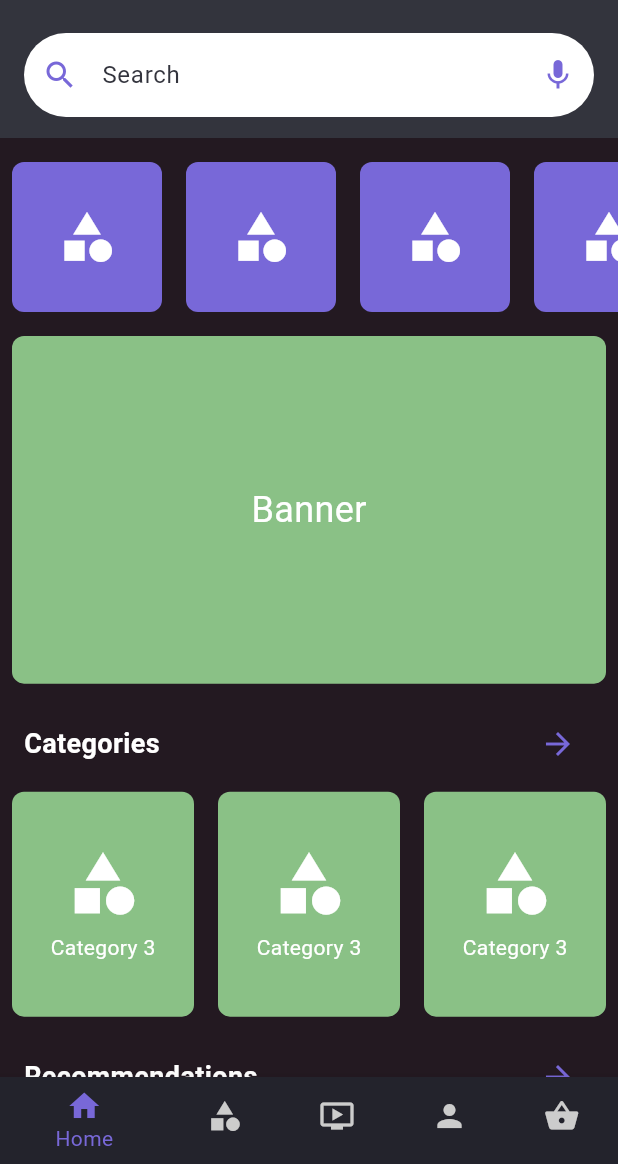
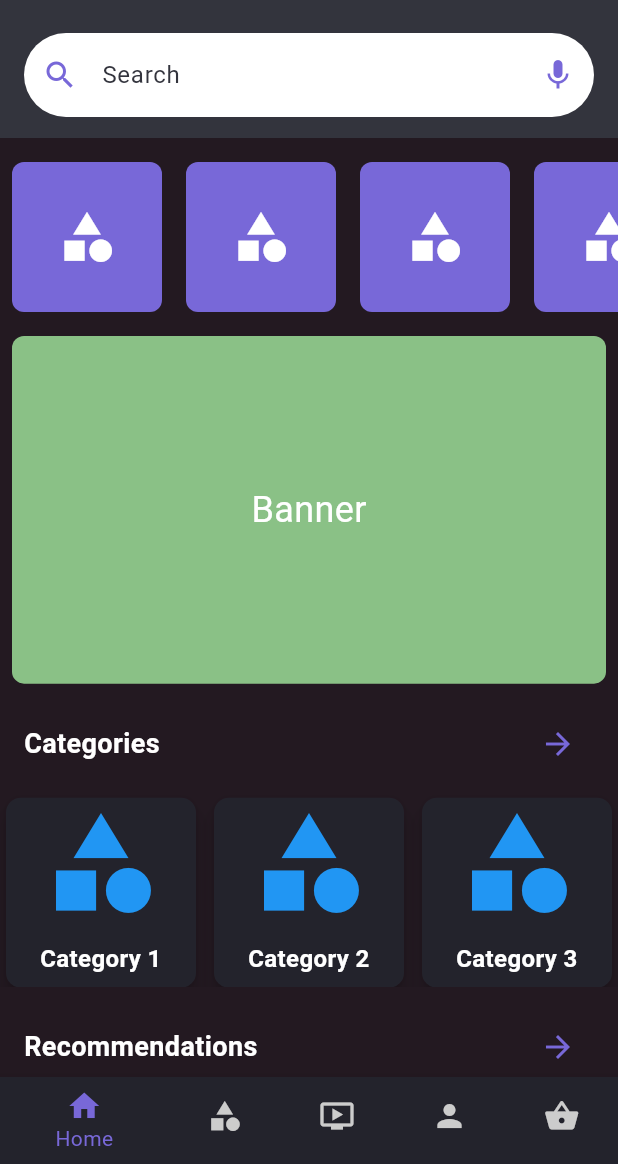
Before and after one commit to IzatIT/flutter-app, a Flutter app: the screen it shows after launch, after a tap on the "arrow forward" icon, on a phone screen of 412 x 824 dp, the part 72-1236 px from its top. Run offline on Flutter 3.47's test engine with Material 3 defaults, Android fonts, the phone set to English and light mode, and no system bars.

Commit message:
Refactoring imports

```diff
--- /dev/null
+++ b/lib/features/index.dart
@@ -0,0 +1,4 @@
+export "address/address_select.dart";
+export "navbar/navbar.dart";
+export "notification/notification.dart";
+export "search/search.dart";
--- a/lib/features/navbar/navbar.dart
+++ b/lib/features/navbar/navbar.dart
@@ -1,5 +1,3 @@
-// custom_bottom_nav_bar.dart
-
 import 'package:flutter/material.dart';
 
 class CustomBottomNavBar extends StatelessWidget {
--- a/lib/main.dart
+++ b/lib/main.dart
@@ -1,4 +1,4 @@
-import 'package:first_app/pages/home/home.dart';
+import 'package:first_app/pages/index.dart';
 import 'package:flutter/material.dart';
 
 void main() {
--- /dev/null
+++ b/lib/pages/index.dart
@@ -0,0 +1 @@
+export "home/home.dart";
--- a/lib/shared/banner_card.dart
+++ b/lib/shared/banner_card.dart
@@ -6,7 +6,7 @@ class BannerCard extends StatelessWidget {
     return Container(
       margin: const EdgeInsets.symmetric(horizontal: 8),
       decoration: BoxDecoration(
-        color: const Color(0xFF8AC186), // Banner background color
+        color: const Color(0xFF8AC186),
         borderRadius: BorderRadius.circular(8),
       ),
       child: const Center(
--- a/lib/shared/category_card.dart
+++ b/lib/shared/category_card.dart
@@ -1,26 +1,36 @@
 import 'package:flutter/material.dart';
 
 class CategoryCard extends StatelessWidget {
+  final int index;
+  const CategoryCard({super.key, required this.index});
+
   @override
   Widget build(BuildContext context) {
-    return Expanded(
-      child: Container(
-        margin: const EdgeInsets.symmetric(horizontal: 8),
-        decoration: BoxDecoration(
-          color: const Color(0xFF8AC186), // Category card color
-          borderRadius: BorderRadius.circular(8),
-        ),
-        child: const Column(
-          mainAxisAlignment: MainAxisAlignment.center,
-          children: [
-            Icon(Icons.category, size: 50, color: Colors.white),
-            SizedBox(height: 8),
-            Text(
-              'Category 3',
-              style: TextStyle(color: Colors.white),
+    return Card(
+      elevation: 5,
+      shape: RoundedRectangleBorder(
+        borderRadius: BorderRadius.circular(10),
+      ),
+      child: Column(
+        children: [
+          const Expanded(
+            child: Center(
+              child: Icon(
+                Icons.category,
+                size: 80, // Размер иконки
+                color: Colors.blue,
+              ),
             ),
-          ],
-        ),
+          ),
+          Container(
+            padding: const EdgeInsets.all(8),
+            child: Text(
+              'Category ${index + 1}',
+              style: const TextStyle(fontSize: 16, fontWeight: FontWeight.bold),
+              textAlign: TextAlign.center,
+            ),
+          ),
+        ],
       ),
     );
   }
--- a/lib/shared/category_carousel_card.dart
+++ b/lib/shared/category_carousel_card.dart
@@ -11,7 +11,7 @@ class CategoriesCarouselCard extends StatelessWidget {
         width: 100,
         margin: const EdgeInsets.symmetric(horizontal: 8),
         decoration: BoxDecoration(
-          color: const Color(0xFF7868D8), // Category card color
+          color: const Color(0xFF7868D8),
           borderRadius: BorderRadius.circular(8),
         ),
         child: const Icon(
--- /dev/null
+++ b/lib/shared/index.dart
@@ -0,0 +1,4 @@
+export "banner_card.dart";
+export "category_card.dart";
+export "category_carousel_card.dart";
+export "product_card.dart";
--- a/lib/shared/product_card.dart
+++ b/lib/shared/product_card.dart
@@ -5,7 +5,6 @@ class ProductCard extends StatefulWidget {
   const ProductCard({super.key, required this.index});
 
   @override
-  // ignore: library_private_types_in_public_api, no_logic_in_create_state
   _ProductCardState createState() => _ProductCardState(index: index);
 }
 
@@ -17,9 +16,9 @@ class _ProductCardState extends State<ProductCard> {
   @override
   Widget build(BuildContext context) {
     return Container(
-      height: 250, // Increased height for more space
+      height: 250,
       decoration: BoxDecoration(
-        color: const Color(0xFFFFFFFF), // White background for product cards
+        color: const Color(0xFFFFFFFF),
         borderRadius: BorderRadius.circular(8),
         boxShadow: [
           BoxShadow(
@@ -33,11 +32,10 @@ class _ProductCardState extends State<ProductCard> {
         crossAxisAlignment: CrossAxisAlignment.start,
         children: [
           AspectRatio(
-            aspectRatio: 3 / 4, // 3:4 aspect ratio for the product image
+            aspectRatio: 3 / 4,
             child: Container(
               decoration: BoxDecoration(
-                color: const Color(
-                    0xFF7868D8), // Placeholder color for product image
+                color: const Color(0xFF7868D8),
                 borderRadius: BorderRadius.circular(8),
               ),
             ),
@@ -52,7 +50,7 @@ class _ProductCardState extends State<ProductCard> {
                   children: [
                     Text(
                       '\$100.00',
-                      style: TextStyle(color: Color(0xFFFFABC7)), // Price color
+                      style: TextStyle(color: Color(0xFFFFABC7)),
                     ),
                     SizedBox(height: 4),
                     Text(
@@ -67,8 +65,7 @@ class _ProductCardState extends State<ProductCard> {
                 Text(
                   'Product Title',
                   style: TextStyle(
-                      fontWeight: FontWeight.bold,
-                      color: Color(0xFF33343D)), // Product title color
+                      fontWeight: FontWeight.bold, color: Color(0xFF33343D)),
                 ),
                 SizedBox(height: 4),
                 SizedBox(height: 8),
@@ -83,7 +80,7 @@ class _ProductCardState extends State<ProductCard> {
                     Text(
                       '5.0 | 2300 feedbacks',
                       style: TextStyle(
-                        color: Color(0xFF33343D), // Feedback text color
+                        color: Color(0xFF33343D),
                         fontSize: 12,
                       ),
                     ),
--- a/lib/widgets/banners/banner_section.dart
+++ b/lib/widgets/banners/banner_section.dart
@@ -1,4 +1,4 @@
-import 'package:first_app/shared/banner_card.dart';
+import 'package:first_app/shared/index.dart';
 import 'package:flutter/material.dart';
 
 class BannerSection extends StatefulWidget {
--- a/lib/widgets/categories/categories_carousel.dart
+++ b/lib/widgets/categories/categories_carousel.dart
@@ -1,4 +1,4 @@
-import 'package:first_app/shared/category_carousel_card.dart';
+import 'package:first_app/shared/index.dart';
 import 'package:flutter/material.dart';
 
 class CategoriesCarousel extends StatefulWidget {
--- a/lib/widgets/categories/categories_section.dart
+++ b/lib/widgets/categories/categories_section.dart
@@ -1,4 +1,4 @@
-import 'package:first_app/shared/category_card.dart';
+import 'package:first_app/shared/index.dart';
 import 'package:flutter/material.dart';
 
 class CategoriesSection extends StatefulWidget {
@@ -11,6 +11,8 @@ class CategoriesSection extends StatefulWidget {
 class _CategoriesSection extends State<CategoriesSection> {
   @override
   Widget build(BuildContext context) {
+    const int columns = 3;
+
     return Column(
       crossAxisAlignment: CrossAxisAlignment.start,
       children: [
@@ -28,22 +30,29 @@ class _CategoriesSection extends State<CategoriesSection> {
               ),
               IconButton(
                 icon: const Icon(Icons.arrow_forward, color: Color(0xFF7868D8)),
-                onPressed: () {
-                  // Handle the action on arrow click
-                },
+                onPressed: () {},
               ),
             ],
           ),
         ),
         const SizedBox(height: 8),
         SizedBox(
-          height: 150, // Increased height for larger category cards
-          child: Row(
-            children: [
-              CategoryCard(),
-              CategoryCard(),
-              CategoryCard(),
-            ],
+          height: 130,
+          child: GridView.builder(
+            physics: const NeverScrollableScrollPhysics(),
+            shrinkWrap: true,
+            gridDelegate: const SliverGridDelegateWithFixedCrossAxisCount(
+              crossAxisCount: columns,
+              crossAxisSpacing: 4.0,
+              mainAxisSpacing: 4.0,
+              childAspectRatio: 1.0,
+            ),
+            itemCount: 3,
+            itemBuilder: (context, index) {
+              return CategoryCard(
+                index: index,
+              );
+            },
           ),
         ),
       ],
--- /dev/null
+++ b/lib/widgets/index.dart
@@ -0,0 +1,5 @@
+export "banners/banner_section.dart";
+export "categories/categories_carousel.dart";
+export "categories/categories_section.dart";
+export "products/products_section.dart";
+export "screens/index.dart";
--- a/lib/widgets/products/products_section.dart
+++ b/lib/widgets/products/products_section.dart
@@ -1,4 +1,4 @@
-import 'package:first_app/shared/product_card.dart';
+import 'package:first_app/shared/index.dart';
 import 'package:flutter/material.dart';
 
 class ProductWidget extends StatefulWidget {
@@ -28,9 +28,7 @@ class _ProductWidgetState extends State<ProductWidget> {
               ),
               IconButton(
                 icon: const Icon(Icons.arrow_forward, color: Color(0xFF7868D8)),
-                onPressed: () {
-                  // Handle the action on arrow click
-                },
+                onPressed: () {},
               ),
             ],
           ),
@@ -44,8 +42,7 @@ class _ProductWidgetState extends State<ProductWidget> {
             itemCount: 6,
             gridDelegate: const SliverGridDelegateWithFixedCrossAxisCount(
               crossAxisCount: 2,
-              childAspectRatio:
-                  3 / 5.6, // Aspect ratio of 3:4 for the product cards
+              childAspectRatio: 3 / 5.6,
               crossAxisSpacing: 16,
               mainAxisSpacing: 16,
             ),
--- a/lib/widgets/screens/home.dart
+++ b/lib/widgets/screens/home.dart
@@ -1,7 +1,4 @@
-import 'package:first_app/widgets/banners/banner_section.dart';
-import 'package:first_app/widgets/categories/categories_carousel.dart';
-import 'package:first_app/widgets/categories/categories_section.dart';
-import 'package:first_app/widgets/products/products_section.dart';
+import 'package:first_app/widgets/index.dart';
 import 'package:flutter/material.dart';
 
 class HomeScreen extends StatelessWidget {
--- /dev/null
+++ b/lib/widgets/screens/index.dart
@@ -0,0 +1,5 @@
+export "basket.dart";
+export "categories.dart";
+export "home.dart";
+export "profile.dart";
+export "shorts.dart";
```
Also changed, not shown: lib/pages/home/home.dart (+2 -13 lines), lib/widgets/screens/categories.dart (+35 -1 lines), lib/features/address/address_select.dart (renamed from lib/features/address/address-select.dart).
